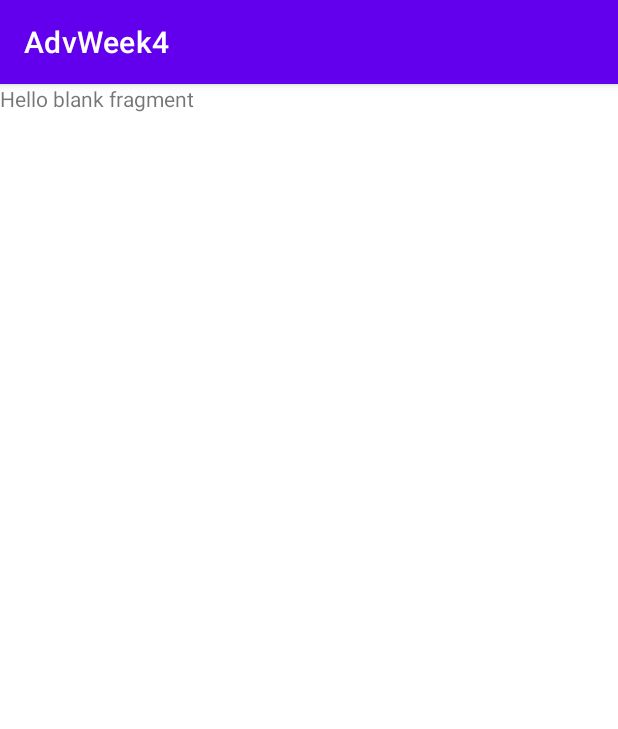
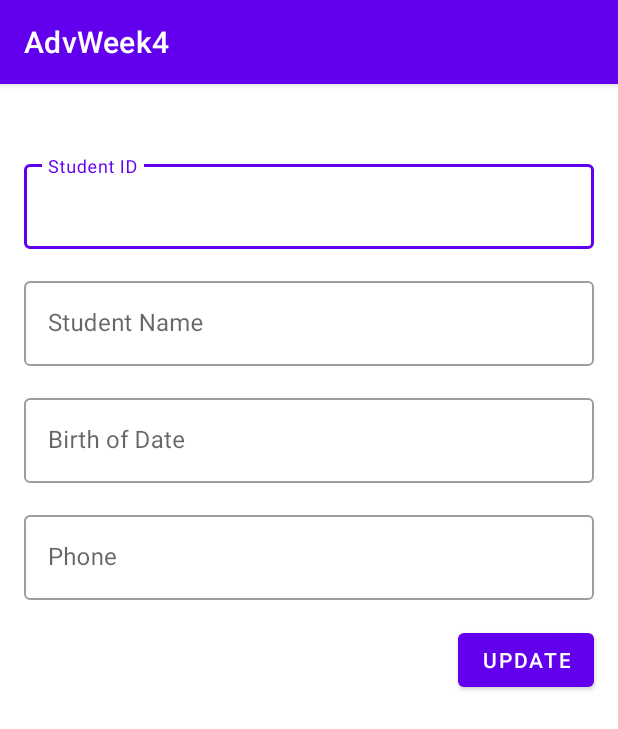
Before and after one commit to imaderama/160419075_AdvWeek4, an Android app: the fragment StudentDetailFragment shown on its own in the app's theme, on a phone screen of 412 x 824 dp. Shown: the top 729 px of the screen. Run offline under Robolectric (Android 15) with nearby library versions, the phone set to English and light mode, and no system bars.

Commit message:
Add student_list_item.xml

```diff
--- a/app/src/main/res/layout/fragment_student_detail.xml
+++ b/app/src/main/res/layout/fragment_student_detail.xml
@@ -1,14 +1,114 @@
 <?xml version="1.0" encoding="utf-8"?>
 <FrameLayout xmlns:android="http://schemas.android.com/apk/res/android"
+    xmlns:app="http://schemas.android.com/apk/res-auto"
     xmlns:tools="http://schemas.android.com/tools"
     android:layout_width="match_parent"
     android:layout_height="match_parent"
     tools:context=".view.StudentDetailFragment">
 
-    <!-- TODO: Update blank fragment layout -->
-    <TextView
+    <androidx.constraintlayout.widget.ConstraintLayout
         android:layout_width="match_parent"
-        android:layout_height="match_parent"
-        android:text="@string/hello_blank_fragment" />
+        android:layout_height="match_parent">
 
+        <ImageView
+            android:id="@+id/imageView2"
+            android:layout_width="wrap_content"
+            android:layout_height="wrap_content"
+            android:layout_marginTop="32dp"
+            app:layout_constraintEnd_toEndOf="parent"
+            app:layout_constraintStart_toStartOf="parent"
+            app:layout_constraintTop_toTopOf="parent"
+            tools:src="@tools:sample/avatars" />
+
+        <com.google.android.material.textfield.TextInputLayout
+            android:id="@+id/textInputLayout2"
+            style="@style/Widget.MaterialComponents.TextInputLayout.OutlinedBox"
+            android:layout_width="match_parent"
+            android:layout_height="wrap_content"
+            android:layout_marginStart="16dp"
+            android:layout_marginTop="16dp"
+            android:layout_marginEnd="16dp"
+            android:hint="Student ID"
+            app:hintAnimationEnabled="true"
+            app:hintEnabled="true"
+            app:layout_constraintEnd_toEndOf="parent"
+            app:layout_constraintStart_toStartOf="parent"
+            app:layout_constraintTop_toBottomOf="@+id/imageView2">
+
+            <com.google.android.material.textfield.TextInputEditText
+                android:id="@+id/txtId"
+                android:layout_width="match_parent"
+                android:layout_height="wrap_content" />
+        </com.google.android.material.textfield.TextInputLayout>
+
+        <com.google.android.material.textfield.TextInputLayout
+            android:id="@+id/textInputLayout4"
+            style="@style/Widget.MaterialComponents.TextInputLayout.OutlinedBox"
+            android:layout_width="match_parent"
+            android:layout_height="wrap_content"
+            android:layout_marginStart="16dp"
+            android:layout_marginTop="16dp"
+            android:layout_marginEnd="16dp"
+            android:hint="Student Name"
+            app:hintEnabled="true"
+            app:layout_constraintEnd_toEndOf="parent"
+            app:layout_constraintStart_toStartOf="parent"
+            app:layout_constraintTop_toBottomOf="@+id/textInputLayout2">
+
+            <com.google.android.material.textfield.TextInputEditText
+                android:id="@+id/txtName"
+                android:layout_width="match_parent"
+                android:layout_height="wrap_content" />
+        </com.google.android.material.textfield.TextInputLayout>
+
+        <com.google.android.material.textfield.TextInputLayout
+            android:id="@+id/textInputLayout5"
+            style="@style/Widget.MaterialComponents.TextInputLayout.OutlinedBox"
+            android:layout_width="match_parent"
+            android:layout_height="wrap_content"
+            android:layout_marginStart="16dp"
+            android:layout_marginTop="16dp"
+            android:layout_marginEnd="16dp"
+            android:hint="Birth of Date"
+            app:hintEnabled="true"
+            app:layout_constraintEnd_toEndOf="parent"
+            app:layout_constraintStart_toStartOf="parent"
+            app:layout_constraintTop_toBottomOf="@+id/textInputLayout4">
+
+            <com.google.android.material.textfield.TextInputEditText
+                android:id="@+id/txtBod"
+                android:layout_width="match_parent"
+                android:layout_height="wrap_content" />
+        </com.google.android.material.textfield.TextInputLayout>
+
+        <com.google.android.material.textfield.TextInputLayout
+            android:id="@+id/textInputLayout7"
+            style="@style/Widget.MaterialComponents.TextInputLayout.OutlinedBox"
+            android:layout_width="match_parent"
+            android:layout_height="wrap_content"
+            android:layout_marginStart="16dp"
+            android:layout_marginTop="16dp"
+            android:layout_marginEnd="16dp"
+            android:hint="Phone"
+            app:hintEnabled="true"
+            app:layout_constraintEnd_toEndOf="parent"
+            app:layout_constraintStart_toStartOf="parent"
+            app:layout_constraintTop_toBottomOf="@+id/textInputLayout5">
+
+            <com.google.android.material.textfield.TextInputEditText
+                android:id="@+id/txtPhone"
+                android:layout_width="match_parent"
+                android:layout_height="wrap_content" />
+        </com.google.android.material.textfield.TextInputLayout>
+
+        <Button
+            android:id="@+id/btnUpdate"
+            android:layout_width="wrap_content"
+            android:layout_height="wrap_content"
+            android:layout_marginTop="16dp"
+            android:layout_marginEnd="16dp"
+            android:text="UPDATE"
+            app:layout_constraintEnd_toEndOf="parent"
+            app:layout_constraintTop_toBottomOf="@+id/textInputLayout7" />
+    </androidx.constraintlayout.widget.ConstraintLayout>
 </FrameLayout>
```
Also changed, not shown: app/src/main/res/layout/student_list_item.xml (added, +73 -0 lines).
